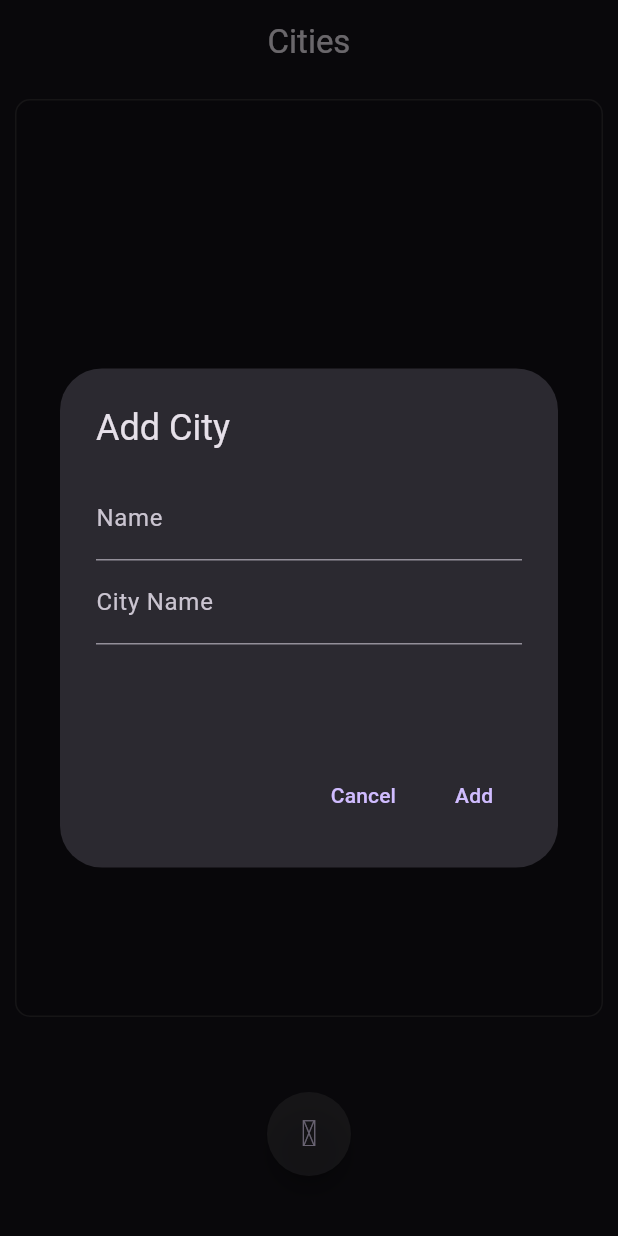
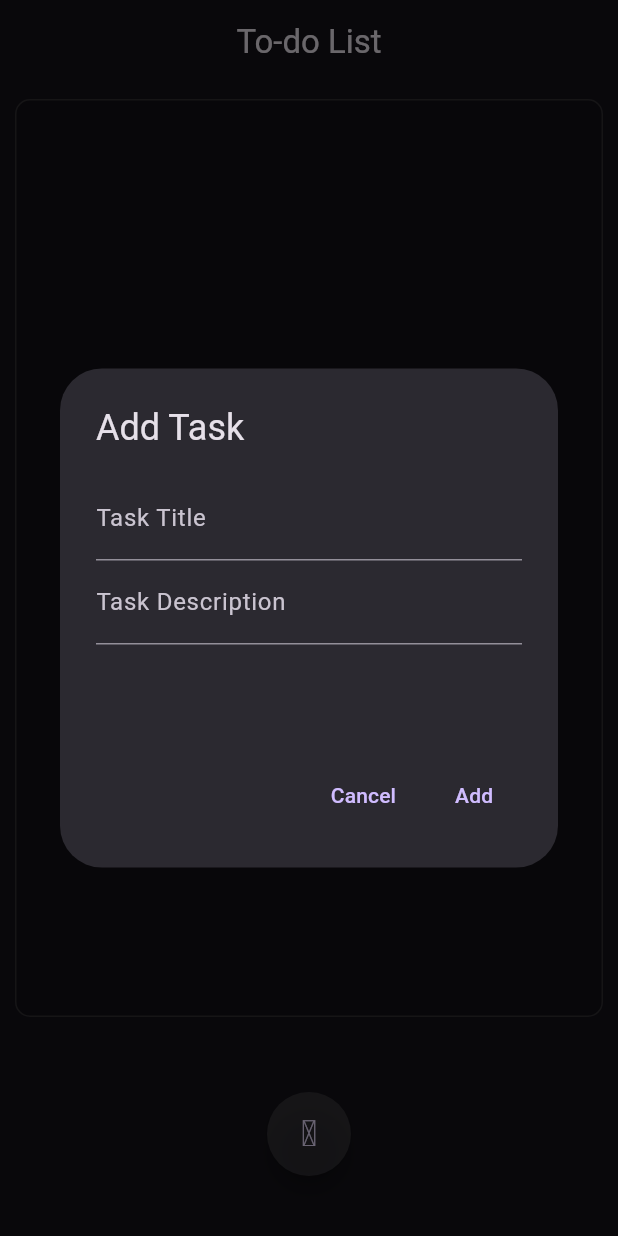
Before and after one commit to AayushPaigwar/flutter-todo-app, a Flutter app: the screen it shows after launch, after a tap on an icon or button, on a phone screen of 412 x 824 dp. Run offline on Flutter 3.47's test engine with Material 3 defaults, Android fonts, the phone set to English and light mode, and no system bars; our stand-ins replace flutter_dotenv, flutter_slidable, supabase_flutter; missing offline and left inert: enefty_icons; accounts and stored records are empty; statements that could not run were skipped.

Commit message:
To-do List Modified

```diff
--- a/lib/model/functions/supabase.function.dart
+++ b/lib/model/functions/supabase.function.dart
@@ -7,7 +7,7 @@ class SupabaseFunction {
   //add City
   Future<List<Map<String, dynamic>>> addCity(String city, String name) async {
     try {
-      final response = await Supabase.instance.client.from('countries').insert(
+      final response = await Supabase.instance.client.from('todo-list').insert(
         [
           {'city': city, 'name': name},
         ],
@@ -28,7 +28,7 @@ class SupabaseFunction {
 
   //Delete City
   deleteData(int id) async {
-    await Supabase.instance.client.from('countries').delete().match(
+    await Supabase.instance.client.from('todo-list').delete().match(
       {'id': id},
     );
   }
@@ -36,10 +36,10 @@ class SupabaseFunction {
   //fetch city
 
   Future<List<Map<String, dynamic>>> fetchData() async {
-    final response = await Supabase.instance.client.from('countries').select();
+    final response = await Supabase.instance.client.from('todo-list').select();
 
     if (response is! List) {
-      print('Error fetching countries: Unexpected response format');
+      print('Error fetching todo-list: Unexpected response format');
       return [];
     }
     final List<dynamic> responseData = response;
@@ -59,7 +59,7 @@ class SupabaseFunction {
 
   //Update Data
   updateData(int id, String city, String name) async {
-    await Supabase.instance.client.from('countries').upsert(
+    await Supabase.instance.client.from('todo-list').upsert(
       {'id': id, 'city': city, 'name': name},
     );
   }
@@ -75,7 +75,7 @@ void showUpdateDialog(BuildContext ctx, Map<String, dynamic> todo) {
     context: ctx,
     builder: (BuildContext context) {
       return AlertDialog(
-        title: const Text('Update City'),
+        title: const Text('Update Task'),
         content: SizedBox(
           height: MediaQuery.of(context).size.height * 0.2,
           width: MediaQuery.of(context).size.width * 0.8,
@@ -83,11 +83,12 @@ void showUpdateDialog(BuildContext ctx, Map<String, dynamic> todo) {
             children: [
               TextField(
                 controller: cityController,
-                decoration: const InputDecoration(labelText: 'Name'),
+                decoration: const InputDecoration(labelText: 'Task Title'),
               ),
               TextField(
                 controller: nameController,
-                decoration: const InputDecoration(labelText: 'City Name'),
+                decoration:
+                    const InputDecoration(labelText: 'Task Description'),
               ),
             ],
           ),
@@ -153,7 +154,7 @@ void showAddCityDialog(BuildContext context) {
       TextEditingController cityController = TextEditingController();
 
       return AlertDialog(
-        title: const Text('Add City'),
+        title: const Text('Add Task'),
         content: SizedBox(
           height: MediaQuery.of(context).size.height * 0.2,
           width: MediaQuery.of(context).size.width * 0.8,
@@ -161,11 +162,12 @@ void showAddCityDialog(BuildContext context) {
             children: [
               TextField(
                 controller: nameController,
-                decoration: const InputDecoration(labelText: 'Name'),
+                decoration: const InputDecoration(labelText: 'Task Title'),
               ),
               TextField(
                 controller: cityController,
-                decoration: const InputDecoration(labelText: 'City Name'),
+                decoration:
+                    const InputDecoration(labelText: 'Task Description'),
               ),
             ],
           ),
--- a/lib/nextpage.dart
+++ b/lib/nextpage.dart
@@ -8,9 +8,9 @@ class NextPage extends StatelessWidget {
   //Add City function
   final _futureadd = SupabaseFunction();
 
-  //get Countries Data to Screen
+  //get todo-list Data to Screen
   final _future = Supabase.instance.client
-      .from('countries')
+      .from('todo-list')
       .select<List<Map<String, dynamic>>>();
 
   NextPage({super.key});
@@ -19,7 +19,7 @@ class NextPage extends StatelessWidget {
   Widget build(BuildContext context) {
     return Scaffold(
       appBar: AppBar(
-        title: const Text('Cities'),
+        title: const Text('To-do List'),
         centerTitle: true,
       ),
       body: Column(
@@ -27,7 +27,7 @@ class NextPage extends StatelessWidget {
           Expanded(
             child: StreamBuilder<List<Map<String, dynamic>>>(
               stream: Supabase.instance.client
-                  .from('countries')
+                  .from('todo-list')
                   .stream(primaryKey: ['id']),
               // future: _future,
               builder: (context, snapshot) {
```
